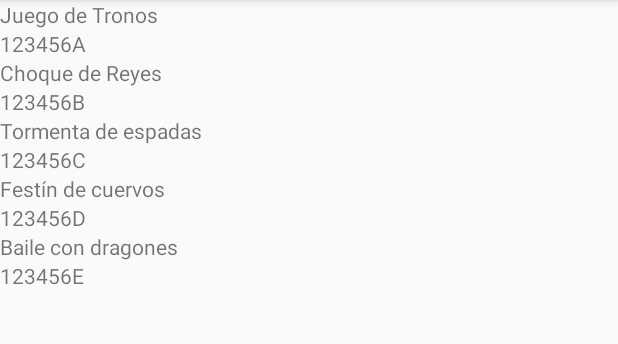
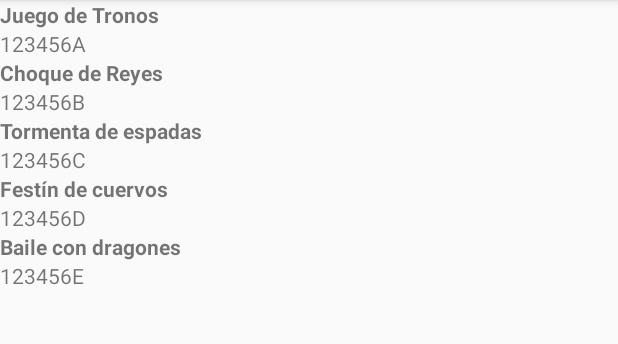
Before and after one commit to andresmr/GOTPedia, an Android app: the screen it shows after launch (MainActivity), on a phone screen of 412 x 824 dp, the part 84-428 px from its top. Run offline under Robolectric (Android 15) with nearby library versions, the phone set to English and light mode, and no system bars.

Commit message:
Simplify the view

```diff
--- a/app/build.gradle
+++ b/app/build.gradle
@@ -27,7 +27,6 @@ dependencies {
     implementation "org.jetbrains.kotlin:kotlin-stdlib-jdk7:$kotlin_version"
     implementation "com.android.support:appcompat-v7:$support_version"
     implementation "com.android.support:recyclerview-v7:$support_version"
-    implementation 'com.android.support.constraint:constraint-layout:1.1.3'
     testImplementation 'junit:junit:4.12'
     androidTestImplementation 'com.android.support.test:runner:1.0.2'
     androidTestImplementation 'com.android.support.test.espresso:espresso-core:3.0.2'
--- a/app/src/main/java/com/omniumlab/gotpedia/MainActivity.kt
+++ b/app/src/main/java/com/omniumlab/gotpedia/MainActivity.kt
@@ -12,7 +12,6 @@ class MainActivity : AppCompatActivity() {
         super.onCreate(savedInstanceState)
         setContentView(R.layout.activity_main)
         recyclerView.layoutManager = LinearLayoutManager(this)
-        swipeRefresh.isRefreshing = true
         loadBooks()
     }
 
@@ -29,6 +28,5 @@ class MainActivity : AppCompatActivity() {
             Toast.makeText(this, it.title, Toast.LENGTH_SHORT).show()
         }
         recyclerView.adapter = adapter
-        swipeRefresh.isRefreshing = false
     }
 }
--- a/app/src/main/res/layout/activity_main.xml
+++ b/app/src/main/res/layout/activity_main.xml
@@ -6,15 +6,9 @@
         android:layout_height="match_parent"
         tools:context=".MainActivity">
 
-    <android.support.v4.widget.SwipeRefreshLayout
-            android:id="@+id/swipeRefresh"
+    <android.support.v7.widget.RecyclerView
+            android:id="@+id/recyclerView"
             android:layout_width="match_parent"
-            android:layout_height="match_parent">
-
-        <android.support.v7.widget.RecyclerView
-                android:id="@+id/recyclerView"
-                android:layout_width="match_parent"
-                android:layout_height="match_parent"/>
-    </android.support.v4.widget.SwipeRefreshLayout>
+            android:layout_height="match_parent"/>
 
 </RelativeLayout>
--- a/app/src/main/res/layout/item_book.xml
+++ b/app/src/main/res/layout/item_book.xml
@@ -7,7 +7,8 @@
     <TextView
             android:id="@+id/title"
             android:layout_width="wrap_content"
-            android:layout_height="wrap_content"/>
+            android:layout_height="wrap_content"
+            android:textStyle="bold"/>
     <TextView
             android:id="@+id/isbn"
             android:layout_width="wrap_content"
--- a/build.gradle
+++ b/build.gradle
@@ -9,7 +9,7 @@ buildscript {
 
     }
     dependencies {
-        classpath 'com.android.tools.build:gradle:3.3.0-beta02'
+        classpath 'com.android.tools.build:gradle:3.4.0-alpha02'
         classpath "org.jetbrains.kotlin:kotlin-gradle-plugin:$kotlin_version"
         // NOTE: Do not place your application dependencies here; they belong
         // in the individual module build.gradle files
```
Also changed, not shown: app/src/main/AndroidManifest.xml (+5 -4 lines).
